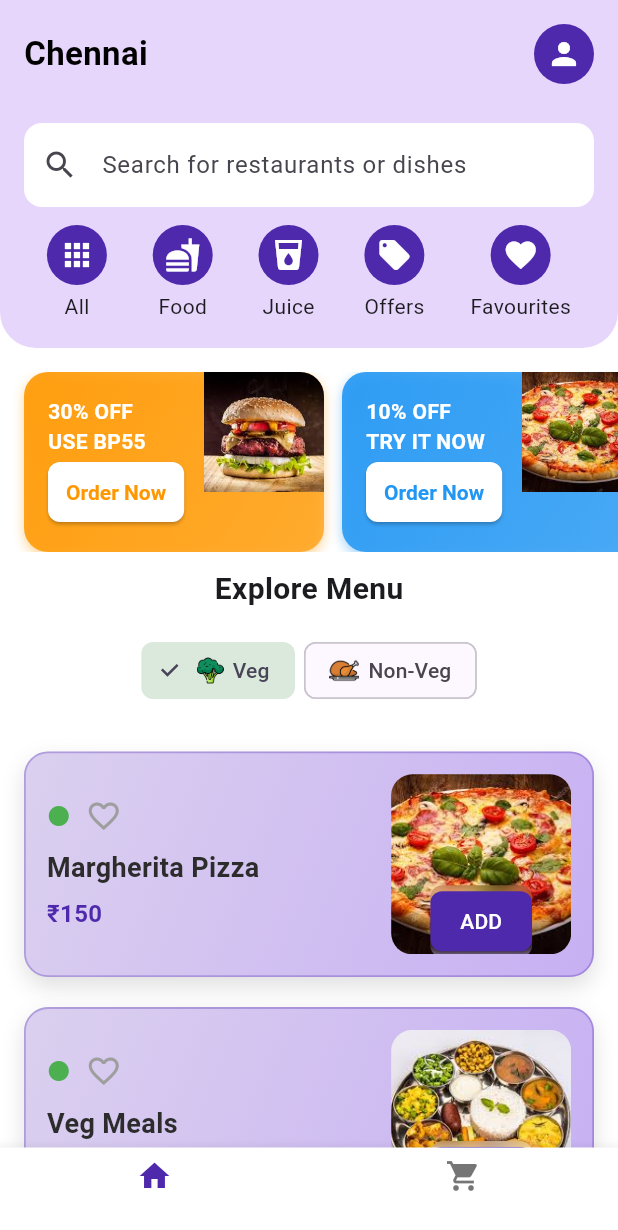
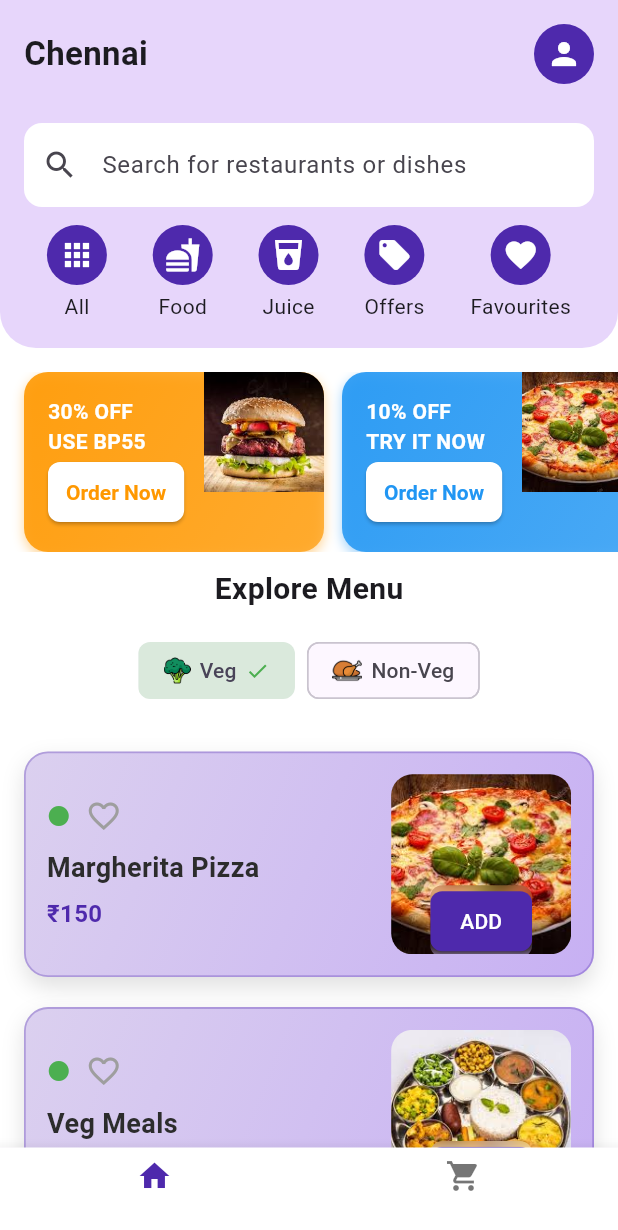
Before and after one commit to VISWA68/Brandopedia-Food-App, a Flutter app: the screen it shows after launch, after a tap on "Veg", on a phone screen of 412 x 824 dp. Shown: the top 1230 px of the screen. Run offline on Flutter 3.47's test engine with Material 3 defaults, Android fonts, the phone set to English and light mode, and no system bars; our stand-ins replace lottie, sqflite; accounts and stored records are empty.

Commit message:
Implemented searching logic for food items

```diff
--- a/food_app/lib/screens/home_screen.dart
+++ b/food_app/lib/screens/home_screen.dart
@@ -1,5 +1,4 @@
 import 'dart:async';
-
 import 'package:flutter/material.dart';
 import 'package:food_app/models/food_item.dart';
 import 'package:food_app/widgets/build_food_tile.dart';
@@ -20,6 +19,8 @@ class _HomeScreenState extends State<HomeScreen> {
   bool showVegOnly = false;
   bool showNonVegOnly = false;
   String selectedCategory = 'All';
+  String searchQuery = '';
+  final TextEditingController _searchController = TextEditingController();
 
   final List<FoodItem> foodItems = [
     FoodItem(
@@ -100,18 +101,26 @@ class _HomeScreenState extends State<HomeScreen> {
         isVeg: true,
         foodType: 'beverages'),
   ];
+
   final ScrollController _bannerScrollController = ScrollController();
   Timer? _autoScrollTimer;
+
   @override
   void initState() {
     super.initState();
     _startAutoScroll();
+    _searchController.addListener(() {
+      setState(() {
+        searchQuery = _searchController.text;
+      });
+    });
   }
 
   @override
   void dispose() {
     _autoScrollTimer?.cancel();
     _bannerScrollController.dispose();
+    _searchController.dispose();
     super.dispose();
   }
 
@@ -125,31 +134,35 @@ class _HomeScreenState extends State<HomeScreen> {
 
         _bannerScrollController.animateTo(
           next,
-          duration: Duration(milliseconds: 500),
+          duration: const Duration(milliseconds: 500),
           curve: Curves.easeInOut,
         );
       }
     });
   }
 
-  @override
-  Widget build(BuildContext context) {
-    List<FoodItem> filteredItems = foodItems.where((item) {
+  List<FoodItem> get filteredItems {
+    return foodItems.where((item) {
+      final matchesSearch =
+          item.name.toLowerCase().contains(searchQuery.toLowerCase());
+      if (!matchesSearch) return false;
+
       if (selectedCategory == 'favourites' && !item.isFavourite) return false;
       if (selectedCategory == 'food' &&
           item.foodType != 'food' &&
-          item.foodType != 'snacks') {
+          item.foodType != 'snacks') return false;
+      if (selectedCategory == 'beverages' && item.foodType != 'beverages')
         return false;
-      }
-      if (selectedCategory == 'beverages' && item.foodType != 'beverages') {
-        return false;
-      }
       if (selectedCategory == 'offers') return true;
       if (showVegOnly && !item.isVeg) return false;
       if (showNonVegOnly && item.isVeg) return false;
+
       return true;
     }).toList();
+  }
 
+  @override
+  Widget build(BuildContext context) {
     var _title = "";
     if (selectedCategory == "food") {
       _title = "Foods and Snacks";
@@ -160,11 +173,13 @@ class _HomeScreenState extends State<HomeScreen> {
     } else {
       _title = "Explore Menu";
     }
+
     return Scaffold(
       backgroundColor: Colors.white,
       body: SafeArea(
         child: CustomScrollView(
           slivers: [
+            // Top bar
             SliverToBoxAdapter(
               child: Container(
                 color: const Color.fromARGB(255, 231, 214, 251),
@@ -175,11 +190,8 @@ class _HomeScreenState extends State<HomeScreen> {
                   children: const [
                     Text(
                       'Chennai',
-                      style: TextStyle(
-                        fontSize: 22,
-                        fontWeight: FontWeight.bold,
-                        color: Colors.black,
-                      ),
+                      style:
+                          TextStyle(fontSize: 22, fontWeight: FontWeight.bold),
                     ),
                     CircleAvatar(
                       backgroundColor: Color(0xFF4e29ac),
@@ -192,6 +204,7 @@ class _HomeScreenState extends State<HomeScreen> {
             SliverPersistentHeader(
               pinned: true,
               delegate: _StickyHeaderDelegate(
+                controller: _searchController,
                 onCategorySelected: (category) {
                   setState(() {
                     selectedCategory = category;
@@ -199,6 +212,7 @@ class _HomeScreenState extends State<HomeScreen> {
                 },
               ),
             ),
+            // Banners or Offers
             SliverToBoxAdapter(
               child: selectedCategory == 'All'
                   ? Padding(
@@ -266,31 +280,33 @@ class _HomeScreenState extends State<HomeScreen> {
                         )
                       : const SizedBox.shrink(),
             ),
+            // Main content
             selectedCategory != "offers"
                 ? SliverList(
                     delegate: SliverChildListDelegate([
                       Padding(
-                        padding: EdgeInsets.symmetric(
+                        padding: const EdgeInsets.symmetric(
                             horizontal: 16.0, vertical: 10),
                         child: Column(
                           children: [
                             Text(_title,
-                                style: TextStyle(
+                                style: const TextStyle(
                                     fontSize: 20, fontWeight: FontWeight.bold)),
-                            const SizedBox(
-                              height: 6,
-                            ),
-                            selectedCategory == "All" ||
-                                    selectedCategory == "food"
-                                ? Padding(
-                                    padding: const EdgeInsets.symmetric(
-                                        vertical: 10),
+                            const SizedBox(height: 6),
+                            if (selectedCategory == "All" ||
+                                selectedCategory == "food")
+                              Padding(
+                                padding:
+                                    const EdgeInsets.symmetric(vertical: 10),
                                 child: VegNonVegToggle(
                                   showVegOnly: showVegOnly,
                                   showNonVegOnly: showNonVegOnly,
                                   onToggle: (isVeg) {
                                     setState(() {
-                                          if (isVeg) {
+                                      if (isVeg == null) {
+                                        showVegOnly = false;
+                                        showNonVegOnly = false;
+                                      } else if (isVeg) {
                                         showVegOnly = true;
                                         showNonVegOnly = false;
                                       } else {
@@ -300,8 +316,7 @@ class _HomeScreenState extends State<HomeScreen> {
                                     });
                                   },
                                 ),
-                                  )
-                                : const SizedBox(),
+                              ),
                           ],
                         ),
                       ),
@@ -314,7 +329,7 @@ class _HomeScreenState extends State<HomeScreen> {
                       const SizedBox(height: 20),
                     ]),
                   )
-                : SliverToBoxAdapter(child: SizedBox()),
+                : const SliverToBoxAdapter(child: SizedBox()),
           ],
         ),
       ),
@@ -324,8 +339,12 @@ class _HomeScreenState extends State<HomeScreen> {
 
 class _StickyHeaderDelegate extends SliverPersistentHeaderDelegate {
   final Function(String) onCategorySelected;
+  final TextEditingController controller;
 
-  _StickyHeaderDelegate({required this.onCategorySelected});
+  _StickyHeaderDelegate({
+    required this.onCategorySelected,
+    required this.controller,
+  });
 
   @override
   Widget build(
@@ -343,8 +362,9 @@ class _StickyHeaderDelegate extends SliverPersistentHeaderDelegate {
         padding: const EdgeInsets.fromLTRB(16, 10, 16, 10),
         child: Column(
           children: [
-            const TextField(
-              decoration: InputDecoration(
+            TextField(
+              controller: controller,
+              decoration: const InputDecoration(
                 prefixIcon: Icon(Icons.search),
                 hintText: 'Search for restaurants or dishes',
                 filled: true,
@@ -389,6 +409,7 @@ class _StickyHeaderDelegate extends SliverPersistentHeaderDelegate {
 
   @override
   double get maxExtent => 160;
+
   @override
   double get minExtent => 160;
 
--- a/food_app/lib/widgets/veg_non_veg.dart
+++ b/food_app/lib/widgets/veg_non_veg.dart
@@ -3,7 +3,7 @@ import 'package:flutter/material.dart';
 class VegNonVegToggle extends StatelessWidget {
   final bool showVegOnly;
   final bool showNonVegOnly;
-  final Function(bool isVeg) onToggle;
+  final Function(bool? isVeg) onToggle;
 
   const VegNonVegToggle({
     super.key,
@@ -18,29 +18,43 @@ class VegNonVegToggle extends StatelessWidget {
       mainAxisAlignment: MainAxisAlignment.center,
       children: [
         FilterChip(
+          showCheckmark: false,
           label: Row(
             children: [
               Image.asset('assets/images/broccoli.png', height: 18, width: 18),
               const SizedBox(width: 6),
               const Text("Veg"),
+              if (showVegOnly) ...[
+                const SizedBox(width: 6),
+                const Icon(Icons.check, size: 16, color: Colors.green)
+              ],
             ],
           ),
           selected: showVegOnly,
-          onSelected: (val) => onToggle(true),
+          onSelected: (_) {
+            onToggle(showVegOnly ? null : true);
+          },
           selectedColor: Colors.green.withOpacity(0.2),
         ),
-        const SizedBox(width: 6),
+        const SizedBox(width: 8),
         FilterChip(
+          showCheckmark: false,
           label: Row(
             children: [
               Image.asset('assets/images/chicken-leg.png',
                   height: 20, width: 20),
               const SizedBox(width: 6),
               const Text("Non-Veg"),
+              if (showNonVegOnly) ...[
+                const SizedBox(width: 6),
+                const Icon(Icons.check, size: 16, color: Colors.red)
+              ],
             ],
           ),
           selected: showNonVegOnly,
-          onSelected: (val) => onToggle(false),
+          onSelected: (_) {
+            onToggle(showNonVegOnly ? null : false);
+          },
           selectedColor: Colors.red.withOpacity(0.2),
         ),
       ],
```
Lines whose indentation alone changed are shown as unchanged.
